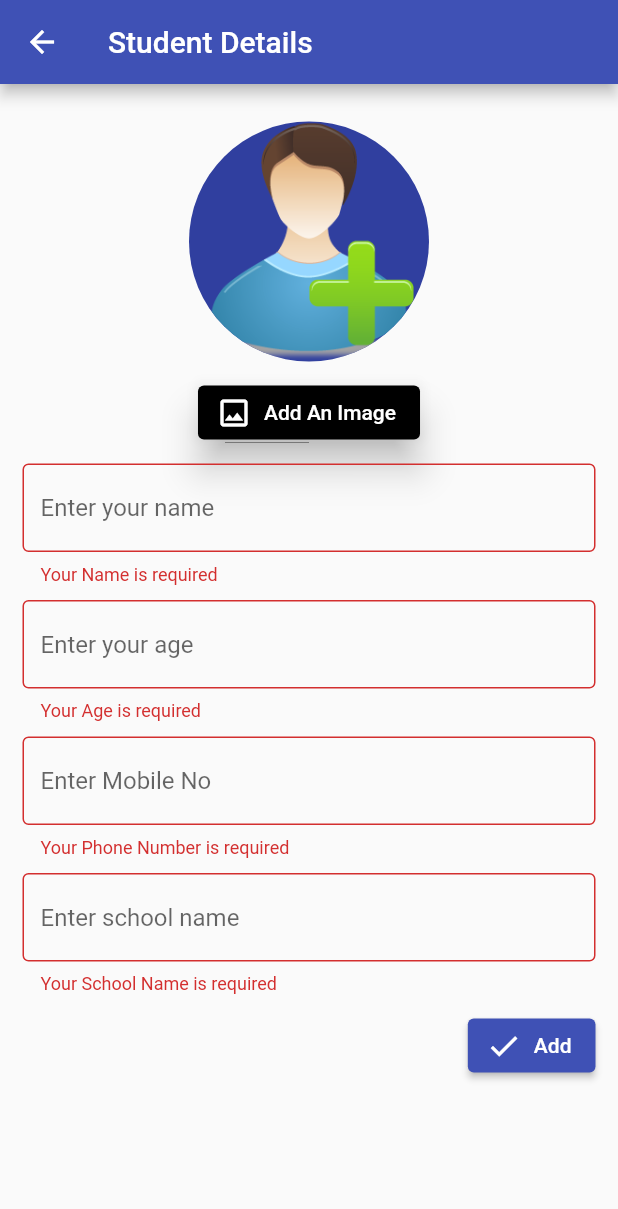
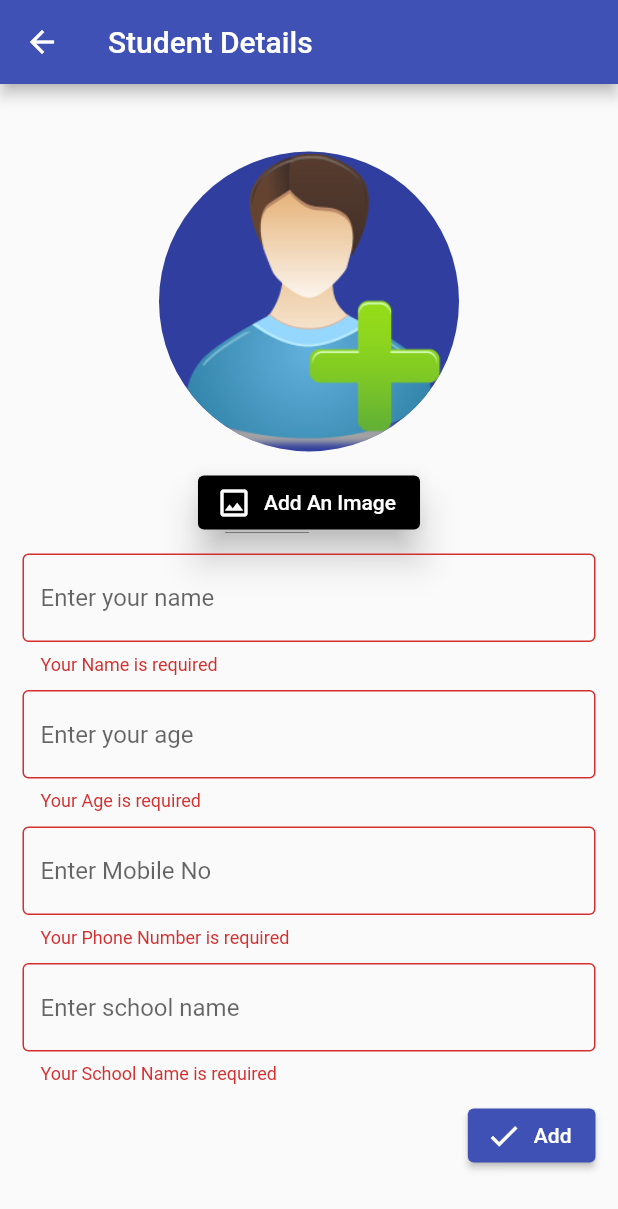
Before and after one commit to habeeb321/Student-Management, a Flutter app: the AddStudentWidget screen opened directly, after a tap on "Add", on a phone screen of 412 x 824 dp. Shown: the top 1209 px of the screen. Run offline on Flutter 3.47's test engine with Material 2 defaults, Android fonts, the phone set to English and light mode, and no system bars; our stand-ins replace hive_flutter, image_picker; accounts and stored records are empty.

Commit message:
Provider added in add student

```diff
--- a/lib/view/widgets/add_student_widget.dart
+++ b/lib/view/widgets/add_student_widget.dart
@@ -1,3 +1,4 @@
+import 'dart:developer';
 import 'dart:io';
 import 'package:flutter/material.dart';
 import 'package:provider/provider.dart';
@@ -5,6 +6,7 @@ import 'package:week_5/controller/core/constants.dart';
 import 'package:week_5/controller/provider/provider_student.dart';
 import 'package:week_5/model/functions/db_functions.dart';
 import 'package:week_5/model/model/data_model.dart';
+import 'package:week_5/view/widgets/screen_home.dart';
 
 class AddStudentWidget extends StatelessWidget {
   AddStudentWidget({super.key});
@@ -19,6 +21,7 @@ class AddStudentWidget extends StatelessWidget {
 
   @override
   Widget build(BuildContext context) {
+    log('rebuild screen');
     return Scaffold(
       appBar: AppBar(
         title: const Text('Student Details'),
@@ -31,19 +34,29 @@ class AddStudentWidget extends StatelessWidget {
               key: _formKey,
               child: Column(
                 children: [
-                  kHeight10,
-                  Provider.of<ProviderStudent>(context).uphoto?.path == null
+                  Consumer<ProviderStudent>(
+                    builder: (context, value, child) {
+                      log('rebuild image');
+                      return Center(
+                        child: Padding(
+                          padding: const EdgeInsets.only(top: 30),
+                          child: value.uphoto?.path == null
                               ? const CircleAvatar(
-                          radius: 80,
-                          backgroundImage: AssetImage('assets/images/d3.png'),
+                                  radius: 100,
+                                  backgroundImage:
+                                      AssetImage('assets/images/d3.png'),
                                 )
                               : CircleAvatar(
                                   backgroundImage: FileImage(
                                     File(
-                              Provider.of<ProviderStudent>(context).uphoto!.path,
+                                      value.uphoto!.path,
                                     ),
                                   ),
-                          radius: 60,
+                                  radius: 100,
+                                ),
+                        ),
+                      );
+                    },
                   ),
                   kHeight10,
                   Row(
@@ -53,7 +66,8 @@ class AddStudentWidget extends StatelessWidget {
                         style: ElevatedButton.styleFrom(
                             backgroundColor: Colors.black, elevation: 10),
                         onPressed: () {
-                          Provider.of<ProviderStudent>(context).getPhoto();
+                          Provider.of<ProviderStudent>(context, listen: false)
+                              .getPhoto();
                         },
                         icon: const Icon(
                           Icons.image_outlined,
@@ -137,7 +151,9 @@ class AddStudentWidget extends StatelessWidget {
                       ElevatedButton.icon(
                         onPressed: () {
                           if (_formKey.currentState!.validate() &&
-                              Provider.of<ProviderStudent>(context).uphoto !=
+                              Provider.of<ProviderStudent>(context,
+                                          listen: false)
+                                      .uphoto !=
                                   null) {
                             onAddStudentButtonClicked(context);
                             Navigator.of(context).pop();
@@ -168,7 +184,10 @@ class AddStudentWidget extends StatelessWidget {
         age.isEmpty ||
         mobile.isEmpty ||
         school.isEmpty ||
-        Provider.of<ProviderStudent>(context).uphoto!.path.isEmpty) {
+        Provider.of<ProviderStudent>(context, listen: false)
+            .uphoto!
+            .path
+            .isEmpty) {
       return;
     } else {
       ScaffoldMessenger.of(context).showSnackBar(
@@ -179,25 +198,23 @@ class AddStudentWidget extends StatelessWidget {
         ),
       );
     }
-    stdout.write('$name $age $mobile $school');
     final student = StudentModel(
       name: name,
       age: age,
       mobile: mobile,
       school: school,
-      photo: Provider.of<ProviderStudent>(context).uphoto!.path,
+      photo: Provider.of<ProviderStudent>(context, listen: false).uphoto!.path,
     );
     addStudent(student);
   }
 
-  // Future<void> navigateToHome(context) async {
-  //   getAllStudent();
-  //   Navigator.push(
-  //     context,
-  //     MaterialPageRoute(
-  //       builder: (context) => const ScreenHome(),
-  //     ),
-  //   );
-  // }
-
+  Future<void> navigateToHome(context) async {
+    getAllStudent();
+    Navigator.push(
+      context,
+      MaterialPageRoute(
+        builder: (context) => const ScreenHome(),
+      ),
+    );
   }
+}
```
Lines whose indentation alone changed are shown as unchanged.
